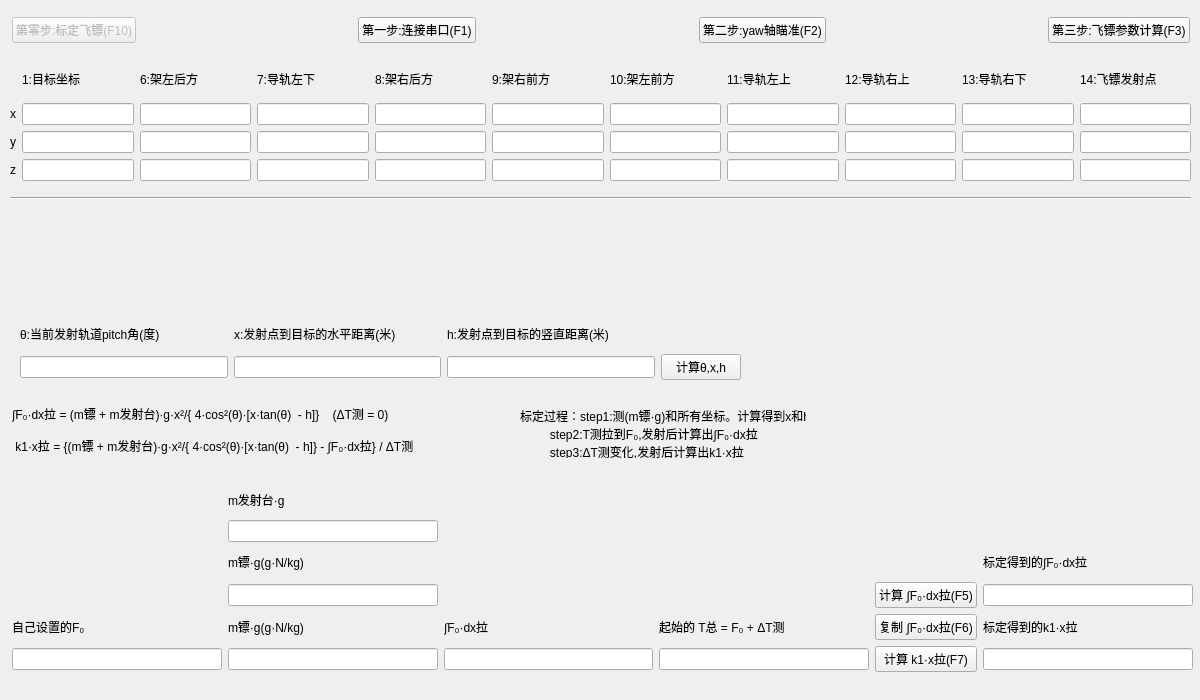
First picture: the form in 05testDartByTS/testdartcomputingbyts.ui, repository KangweiYang/dartRack_upper, before the edit.
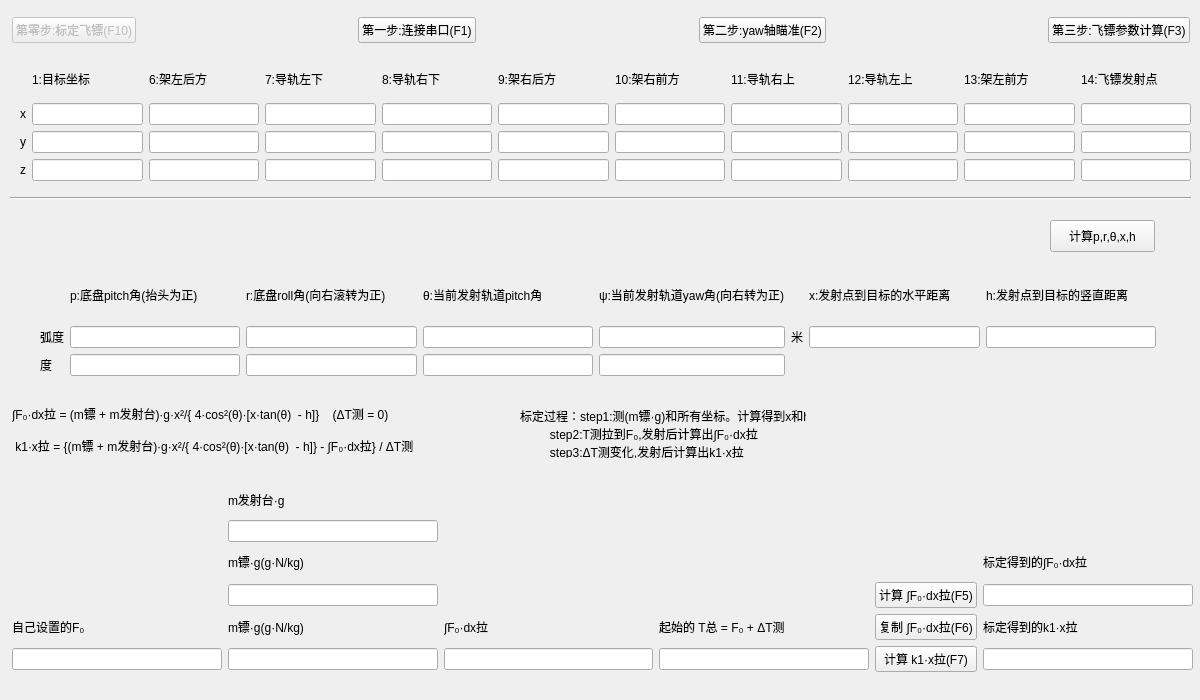
Second picture: the form after the edit.

Commit message: testDartComputingByTS::on_computeXandHPushButton_clicked is almost ok.

```diff
--- a/05testDartByTS/testdartcomputingbyts.ui
+++ b/05testDartByTS/testdartcomputingbyts.ui
@@ -159,124 +159,48 @@
   <widget class="QWidget" name="layoutWidget">
    <property name="geometry">
     <rect>
-     <x>10</x>
+     <x>20</x>
      <y>60</y>
-     <width>1181</width>
+     <width>1171</width>
      <height>121</height>
     </rect>
    </property>
    <layout class="QGridLayout" name="gridLayout">
-    <item row="2" column="10">
-     <widget class="QLineEdit" name="leadRightBackCoordYLineEdit"/>
-    </item>
-    <item row="1" column="5">
-     <widget class="QLineEdit" name="rackRightFrontXLineEdit"/>
-    </item>
-    <item row="2" column="3">
-     <widget class="QLineEdit" name="leadLeftBackCoordYLineEdit"/>
-    </item>
-    <item row="0" column="11">
-     <widget class="QLabel" name="setaLabel_10">
+    <item row="1" column="0">
+     <widget class="QLabel" name="setaLabel_12">
       <property name="text">
-       <string>14:飞镖发射点</string>
+       <string>x</string>
       </property>
      </widget>
     </item>
-    <item row="0" column="4">
-     <widget class="QLabel" name="setaLabel_5">
-      <property name="text">
-       <string>8:架右后方</string>
-      </property>
-     </widget>
+    <item row="1" column="3">
+     <widget class="QLineEdit" name="leadLeftBackCoordXLineEdit"/>
     </item>
-    <item row="2" column="1">
-     <widget class="QLineEdit" name="targetCoordYLineEdit"/>
-    </item>
-    <item row="0" column="1">
-     <widget class="QLabel" name="setaLabel_2">
-      <property name="text">
-       <string>1:目标坐标</string>
-      </property>
-     </widget>
-    </item>
-    <item row="1" column="10">
-     <widget class="QLineEdit" name="leadRightBackCoordXLineEdit"/>
-    </item>
-    <item row="3" column="1">
-     <widget class="QLineEdit" name="targetCoordZLineEdit"/>
-    </item>
-    <item row="1" column="8">
-     <widget class="QLineEdit" name="leadRightFrontCoordXLineEdit"/>
-    </item>
-    <item row="0" column="8">
-     <widget class="QLabel" name="setaLabel_9">
-      <property name="text">
-       <string>12:导轨右上</string>
-      </property>
-     </widget>
-    </item>
-    <item row="3" column="5">
-     <widget class="QLineEdit" name="rackRightFrontZLineEdit"/>
-    </item>
-    <item row="2" column="2">
-     <widget class="QLineEdit" name="rackLeftBackCoordYLineEdit"/>
-    </item>
-    <item row="3" column="10">
-     <widget class="QLineEdit" name="leadRightBackCoordZLineEdit"/>
-    </item>
-    <item row="0" column="2">
-     <widget class="QLabel" name="setaLabel_3">
-      <property name="text">
-       <string>6:架左后方</string>
-      </property>
-     </widget>
-    </item>
-    <item row="2" column="6">
-     <widget class="QLineEdit" name="rackLeftFrontYLineEdit"/>
-    </item>
-    <item row="3" column="11">
+    <item row="3" column="12">
      <widget class="QLineEdit" name="leadDartShootCoordZLineEdit"/>
     </item>
-    <item row="0" column="7">
-     <widget class="QLabel" name="setaLabel_8">
-      <property name="text">
-       <string>11:导轨左上</string>
-      </property>
-     </widget>
-    </item>
-    <item row="2" column="7">
-     <widget class="QLineEdit" name="leadLeftFrontCoordYLineEdit"/>
-    </item>
-    <item row="1" column="11">
-     <widget class="QLineEdit" name="leadDartShootCoordXLineEdit"/>
-    </item>
-    <item row="2" column="0">
-     <widget class="QLabel" name="setaLabel_13">
-      <property name="text">
-       <string>y</string>
-      </property>
-     </widget>
-    </item>
     <item row="3" column="3">
      <widget class="QLineEdit" name="leadLeftBackCoordZLineEdit"/>
     </item>
-    <item row="0" column="5">
+    <item row="2" column="1">
+     <widget class="QLineEdit" name="targetCoordYLineEdit"/>
+    </item>
+    <item row="0" column="6">
      <widget class="QLabel" name="setaLabel_6">
       <property name="text">
-       <string>9:架右前方</string>
+       <string>10:架右前方</string>
       </property>
      </widget>
     </item>
-    <item row="0" column="10">
-     <widget class="QLabel" name="setaLabel_11">
-      <property name="text">
-       <string>13:导轨右下</string>
-      </property>
-     </widget>
+    <item row="1" column="1">
+     <widget class="QLineEdit" name="targetCoordXLineEdit"/>
     </item>
-    <item row="2" column="11">
+    <item row="2" column="12">
      <widget class="QLineEdit" name="leadDartShootCoordYLineEdit"/>
     </item>
+    <item row="1" column="6">
+     <widget class="QLineEdit" name="rackRightFrontCoordXLineEdit"/>
+    </item>
     <item row="0" column="3">
      <widget class="QLabel" name="setaLabel_4">
       <property name="text">
@@ -284,136 +208,145 @@
       </property>
      </widget>
     </item>
-    <item row="1" column="2">
-     <widget class="QLineEdit" name="rackLeftBackCoordXLineEdit"/>
+    <item row="0" column="2">
+     <widget class="QLabel" name="setaLabel_3">
+      <property name="text">
+       <string>6:架左后方</string>
+      </property>
+     </widget>
     </item>
-    <item row="3" column="4">
-     <widget class="QLineEdit" name="rackRightBackZLineEdit"/>
-    </item>
-    <item row="2" column="5">
-     <widget class="QLineEdit" name="rackRightFrontYLineEdit"/>
-    </item>
-    <item row="3" column="7">
+    <item row="3" column="8">
      <widget class="QLineEdit" name="leadLeftFrontCoordZLineEdit"/>
     </item>
-    <item row="0" column="6">
-     <widget class="QLabel" name="setaLabel_7">
-      <property name="text">
-       <string>10:架左前方</string>
-      </property>
-     </widget>
-    </item>
-    <item row="2" column="4">
-     <widget class="QLineEdit" name="rackRightBackYLineEdit"/>
-    </item>
-    <item row="1" column="6">
-     <widget class="QLineEdit" name="rackLeftFrontXLineEdit"/>
-    </item>
     <item row="2" column="8">
-     <widget class="QLineEdit" name="leadRightFrontCoordYLineEdit"/>
+     <widget class="QLineEdit" name="leadLeftFrontCoordYLineEdit"/>
+    </item>
+    <item row="2" column="2">
+     <widget class="QLineEdit" name="rackLeftBackCoordYLineEdit"/>
+    </item>
+    <item row="1" column="12">
+     <widget class="QLineEdit" name="leadDartShootCoordXLineEdit"/>
+    </item>
+    <item row="3" column="0">
+     <widget class="QLabel" name="setaLabel_14">
+      <property name="text">
+       <string>z</string>
+      </property>
+     </widget>
+    </item>
+    <item row="0" column="12">
+     <widget class="QLabel" name="setaLabel_10">
+      <property name="text">
+       <string>14:飞镖发射点</string>
+      </property>
+     </widget>
+    </item>
+    <item row="0" column="1">
+     <widget class="QLabel" name="setaLabel_2">
+      <property name="text">
+       <string>1:目标坐标</string>
+      </property>
+     </widget>
+    </item>
+    <item row="3" column="5">
+     <widget class="QLineEdit" name="rackRightBackCoordZLineEdit"/>
     </item>
     <item row="3" column="6">
-     <widget class="QLineEdit" name="rackLeftFrontZLineEdit"/>
+     <widget class="QLineEdit" name="rackRightFrontCoordZLineEdit"/>
+    </item>
+    <item row="2" column="5">
+     <widget class="QLineEdit" name="rackRightBackCoordYLineEdit"/>
+    </item>
+    <item row="0" column="8">
+     <widget class="QLabel" name="setaLabel_8">
+      <property name="text">
+       <string>12:导轨左上</string>
+      </property>
+     </widget>
+    </item>
+    <item row="0" column="5">
+     <widget class="QLabel" name="setaLabel_5">
+      <property name="text">
+       <string>9:架右后方</string>
+      </property>
+     </widget>
+    </item>
+    <item row="2" column="3">
+     <widget class="QLineEdit" name="leadLeftBackCoordYLineEdit"/>
+    </item>
+    <item row="1" column="5">
+     <widget class="QLineEdit" name="rackRightBackCoordXLineEdit"/>
+    </item>
+    <item row="3" column="1">
+     <widget class="QLineEdit" name="targetCoordZLineEdit"/>
+    </item>
+    <item row="1" column="2">
+     <widget class="QLineEdit" name="rackLeftBackCoordXLineEdit"/>
+    </item>
+    <item row="2" column="6">
+     <widget class="QLineEdit" name="rackRightFrontCoordYLineEdit"/>
     </item>
     <item row="3" column="2">
      <widget class="QLineEdit" name="rackLeftBackCoordZLineEdit"/>
     </item>
-    <item row="3" column="8">
-     <widget class="QLineEdit" name="leadRightFrontCoordZLineEdit"/>
-    </item>
-    <item row="1" column="0">
-     <widget class="QLabel" name="setaLabel_12">
-      <property name="text">
-       <string>x</string>
-      </property>
-     </widget>
-    </item>
-    <item row="1" column="7">
+    <item row="1" column="8">
      <widget class="QLineEdit" name="leadLeftFrontCoordXLineEdit"/>
     </item>
-    <item row="1" column="1">
-     <widget class="QLineEdit" name="targetCoordXLineEdit"/>
-    </item>
-    <item row="3" column="0">
-     <widget class="QLabel" name="setaLabel_14">
+    <item row="2" column="0">
+     <widget class="QLabel" name="setaLabel_13">
       <property name="text">
-       <string>z</string>
+       <string>y</string>
       </property>
      </widget>
     </item>
-    <item row="1" column="3">
-     <widget class="QLineEdit" name="leadLeftBackCoordXLineEdit"/>
+    <item row="0" column="4">
+     <widget class="QLabel" name="setaLabel_11">
+      <property name="text">
+       <string>8:导轨右下</string>
+      </property>
+     </widget>
     </item>
     <item row="1" column="4">
-     <widget class="QLineEdit" name="rackRightBackXLineEdit"/>
+     <widget class="QLineEdit" name="leadRightBackCoordXLineEdit"/>
     </item>
-   </layout>
-  </widget>
-  <widget class="QWidget" name="layoutWidget">
-   <property name="geometry">
-    <rect>
-     <x>20</x>
-     <y>320</y>
-     <width>721</width>
-     <height>60</height>
-    </rect>
-   </property>
-   <layout class="QGridLayout" name="gridLayout_2">
-    <item row="0" column="0">
-     <widget class="QLabel" name="setaLabel">
-      <property name="text">
-       <string>θ:当前发射轨道pitch角(度)</string>
-      </property>
-     </widget>
+    <item row="2" column="4">
+     <widget class="QLineEdit" name="leadRightBackCoordYLineEdit"/>
     </item>
-    <item row="0" column="1">
-     <widget class="QLabel" name="xLabel">
-      <property name="text">
-       <string>x:发射点到目标的水平距离(米)</string>
-      </property>
-     </widget>
+    <item row="3" column="4">
+     <widget class="QLineEdit" name="leadRightBackCoordZLineEdit"/>
     </item>
-    <item row="0" column="2">
-     <widget class="QLabel" name="hLabel">
+    <item row="0" column="10">
+     <widget class="QLabel" name="setaLabel_7">
       <property name="text">
-       <string>h:发射点到目标的竖直距离(米)</string>
+       <string>13:架左前方</string>
       </property>
      </widget>
     </item>
-    <item row="1" column="0">
-     <widget class="QLineEdit" name="setaLineEdit">
-      <property name="text">
-       <string/>
-      </property>
-     </widget>
+    <item row="1" column="10">
+     <widget class="QLineEdit" name="rackLeftFrontCoordXLineEdit"/>
     </item>
-    <item row="1" column="1">
-     <widget class="QLineEdit" name="xLineEdit">
-      <property name="text">
-       <string/>
-      </property>
-      <property name="readOnly">
-       <bool>true</bool>
-      </property>
-     </widget>
+    <item row="2" column="10">
+     <widget class="QLineEdit" name="rackLeftFrontCoordYLineEdit"/>
     </item>
-    <item row="1" column="2">
-     <widget class="QLineEdit" name="hLineEdit">
-      <property name="text">
-       <string/>
-      </property>
-      <property name="readOnly">
-       <bool>true</bool>
-      </property>
-     </widget>
+    <item row="3" column="10">
+     <widget class="QLineEdit" name="rackLeftFrontCoordZLineEdit"/>
     </item>
-    <item row="1" column="3">
-     <widget class="QPushButton" name="computeXandHPushButton">
+    <item row="0" column="7">
+     <widget class="QLabel" name="setaLabel_9">
       <property name="text">
-       <string>计算θ,x,h</string>
+       <string>11:导轨右上</string>
       </property>
      </widget>
     </item>
+    <item row="1" column="7">
+     <widget class="QLineEdit" name="leadRightFrontCoordXLineEdit"/>
+    </item>
+    <item row="2" column="7">
+     <widget class="QLineEdit" name="leadRightFrontCoordYLineEdit"/>
+    </item>
+    <item row="3" column="7">
+     <widget class="QLineEdit" name="leadRightFrontCoordZLineEdit"/>
+    </item>
    </layout>
   </widget>
   <widget class="QWidget" name="layoutWidget">
@@ -560,6 +493,157 @@
     </item>
    </layout>
   </widget>
+  <widget class="QPushButton" name="computeXandHPushButton">
+   <property name="geometry">
+    <rect>
+     <x>1050</x>
+     <y>220</y>
+     <width>105</width>
+     <height>32</height>
+    </rect>
+   </property>
+   <property name="text">
+    <string>计算p,r,θ,x,h</string>
+   </property>
+  </widget>
+  <widget class="QWidget" name="">
+   <property name="geometry">
+    <rect>
+     <x>40</x>
+     <y>270</y>
+     <width>1116</width>
+     <height>106</height>
+    </rect>
+   </property>
+   <layout class="QGridLayout" name="gridLayout_2">
+    <item row="1" column="4">
+     <widget class="QLineEdit" name="psiLineEdit">
+      <property name="text">
+       <string/>
+      </property>
+      <property name="readOnly">
+       <bool>true</bool>
+      </property>
+     </widget>
+    </item>
+    <item row="1" column="2">
+     <widget class="QLineEdit" name="rollLineEdit"/>
+    </item>
+    <item row="2" column="0">
+     <widget class="QLabel" name="setaLabel_23">
+      <property name="text">
+       <string>度</string>
+      </property>
+     </widget>
+    </item>
+    <item row="1" column="0">
+     <widget class="QLabel" name="setaLabel_22">
+      <property name="text">
+       <string>弧度</string>
+      </property>
+     </widget>
+    </item>
+    <item row="2" column="2">
+     <widget class="QLineEdit" name="rollLineEdit_2"/>
+    </item>
+    <item row="2" column="3">
+     <widget class="QLineEdit" name="setaLineEdit_2">
+      <property name="text">
+       <string/>
+      </property>
+     </widget>
+    </item>
+    <item row="1" column="7">
+     <widget class="QLineEdit" name="hLineEdit">
+      <property name="text">
+       <string/>
+      </property>
+      <property name="readOnly">
+       <bool>true</bool>
+      </property>
+     </widget>
+    </item>
+    <item row="0" column="6">
+     <widget class="QLabel" name="xLabel">
+      <property name="text">
+       <string>x:发射点到目标的水平距离</string>
+      </property>
+     </widget>
+    </item>
+    <item row="0" column="4">
+     <widget class="QLabel" name="setaLabel_17">
+      <property name="text">
+       <string>ψ:当前发射轨道yaw角(向右转为正)</string>
+      </property>
+     </widget>
+    </item>
+    <item row="0" column="7">
+     <widget class="QLabel" name="hLabel">
+      <property name="text">
+       <string>h:发射点到目标的竖直距离</string>
+      </property>
+     </widget>
+    </item>
+    <item row="1" column="1">
+     <widget class="QLineEdit" name="pitchLineEdit"/>
+    </item>
+    <item row="1" column="6">
+     <widget class="QLineEdit" name="xLineEdit">
+      <property name="text">
+       <string/>
+      </property>
+      <property name="readOnly">
+       <bool>true</bool>
+      </property>
+     </widget>
+    </item>
+    <item row="0" column="1">
+     <widget class="QLabel" name="setaLabel_16">
+      <property name="text">
+       <string>p:底盘pitch角(抬头为正)</string>
+      </property>
+     </widget>
+    </item>
+    <item row="2" column="1">
+     <widget class="QLineEdit" name="pitchLineEdit_2"/>
+    </item>
+    <item row="2" column="4">
+     <widget class="QLineEdit" name="psiLineEdit_3">
+      <property name="text">
+       <string/>
+      </property>
+     </widget>
+    </item>
+    <item row="1" column="3">
+     <widget class="QLineEdit" name="setaLineEdit">
+      <property name="text">
+       <string/>
+      </property>
+     </widget>
+    </item>
+    <item row="0" column="2">
+     <widget class="QLabel" name="setaLabel_15">
+      <property name="text">
+       <string>r:底盘roll角(向右滚转为正)</string>
+      </property>
+     </widget>
+    </item>
+    <item row="0" column="3">
+     <widget class="QLabel" name="setaLabel">
+      <property name="text">
+       <string>θ:当前发射轨道pitch角</string>
+      </property>
+     </widget>
+    </item>
+    <item row="1" column="5">
+     <widget class="QLabel" name="setaLabel_24">
+      <property name="text">
+       <string>米</string>
+      </property>
+     </widget>
+    </item>
+   </layout>
+  </widget>
  </widget>
  <tabstops>
   <tabstop>computeXandHPushButton</tabstop>
```
Left out of the diff: 1 changed line with no effect on the pictures. The commit also changes 2 other files.
